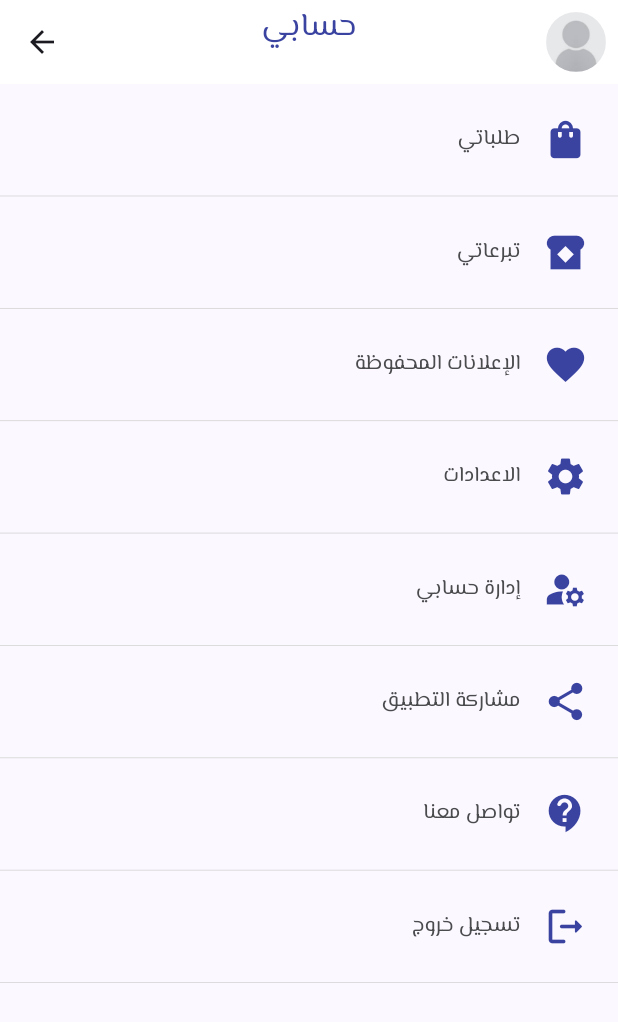
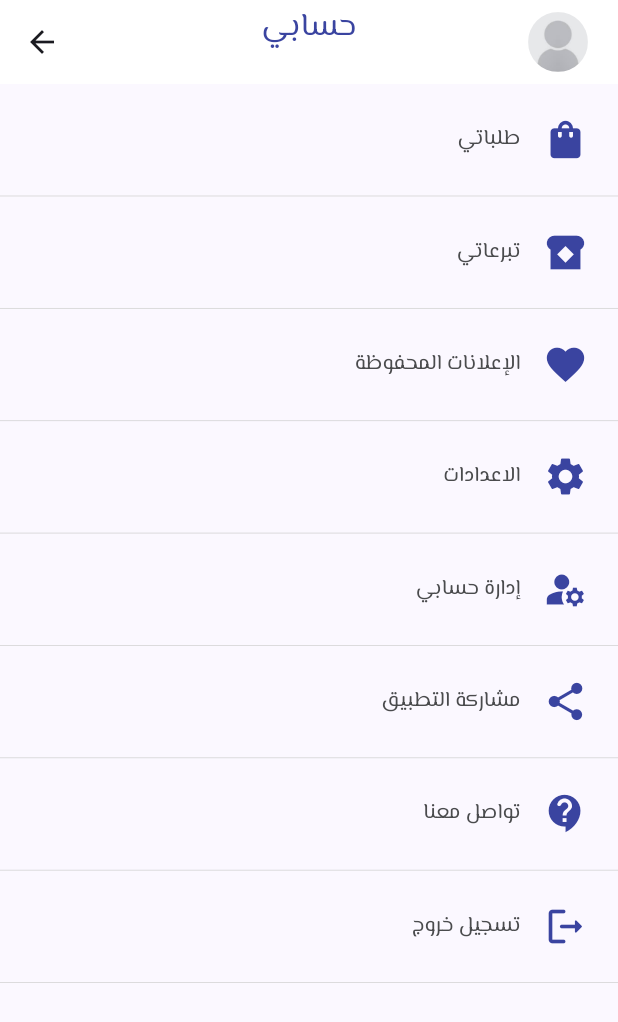
Before and after one commit to omarabukaraki/takaful, a Flutter app: the ProfilePage screen opened directly, on a phone screen of 412 x 824 dp. Shown: the top 1022 px of the screen. Run offline on Flutter 3.47's test engine with Material 2 defaults, Android fonts, the phone set to English and light mode, and no system bars; our stand-ins replace bloc, carousel_slider, cloud_firestore, firebase_auth, firebase_core, flutter_bloc and 3 more; missing offline and left inert: blurry_modal_progress_hud; accounts and stored records are empty.

Commit message:
edit image profile page

```diff
--- a/lib/view/navigator_bar_pages/profile_page/profile_app_bar.dart
+++ b/lib/view/navigator_bar_pages/profile_page/profile_app_bar.dart
@@ -34,7 +34,7 @@ class ProfileAppBar extends StatelessWidget implements PreferredSizeWidget {
       ]),
       actions: [
         Padding(
-          padding: const EdgeInsets.all(8.0),
+          padding: const EdgeInsets.symmetric(vertical: 8, horizontal: 20),
           child: ClipRRect(
               borderRadius: BorderRadius.circular(50),
               child: Image.asset('assets/image/user_image.png')),
```
Also changed, not shown: 1 other file.
